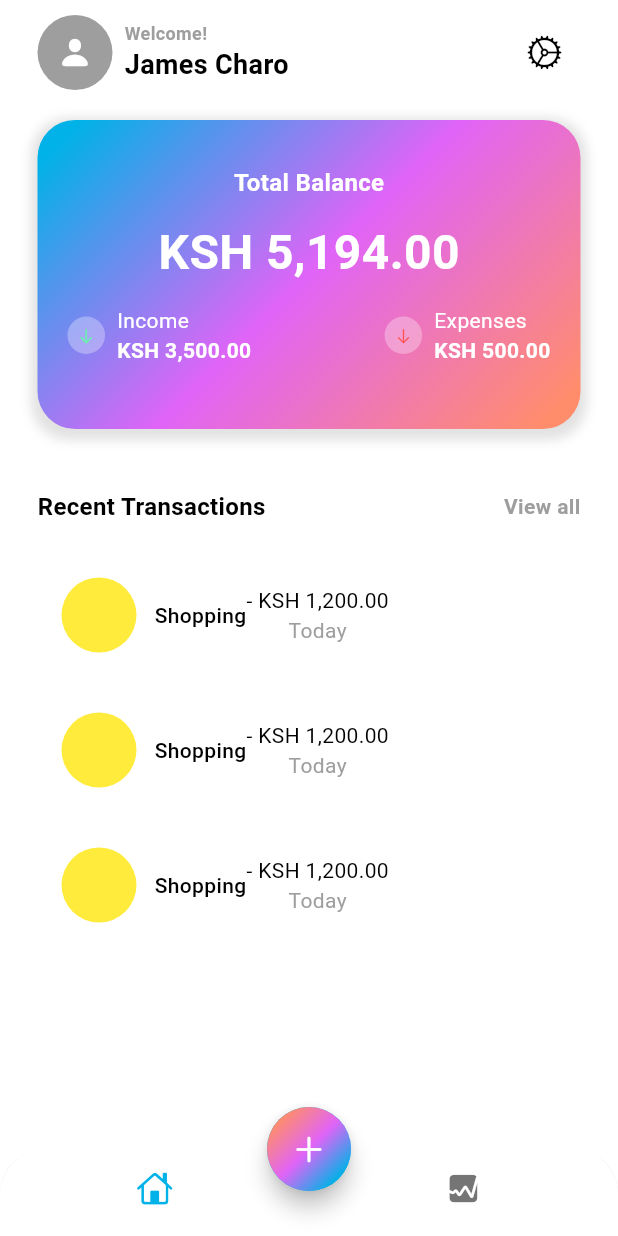
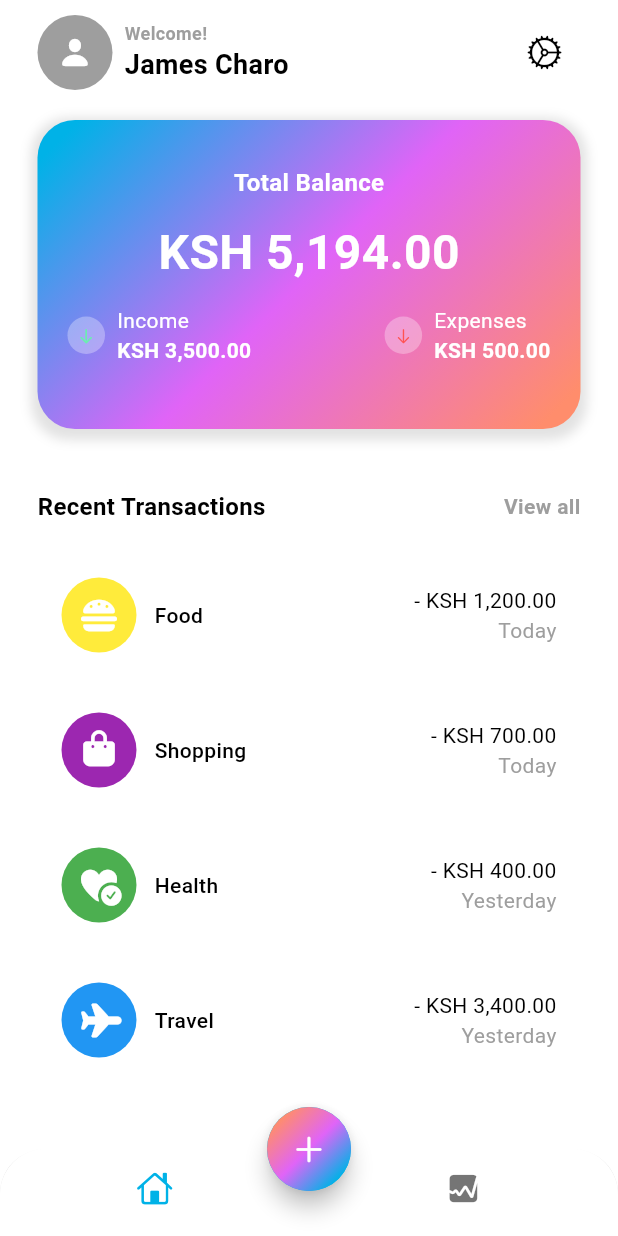
Before and after one commit to Anonymousbeliever/expense_tracker, a Flutter app: the screen it shows after launch, on a phone screen of 412 x 824 dp. Run offline on Flutter 3.47's test engine with Material 3 defaults, Android fonts, the phone set to English and light mode, and no system bars; our stand-ins replace firebase_core, font_awesome_flutter; accounts and stored records are empty.

Commit message:
added mock data

```diff
--- /dev/null
+++ b/lib/data/data.dart
@@ -0,0 +1,34 @@
+import 'package:flutter/material.dart';
+import 'package:font_awesome_flutter/font_awesome_flutter.dart';
+
+
+List<Map<String, dynamic>> transactionsData = [
+  {
+    'icon': FontAwesomeIcons.burger,
+    'color': Colors.yellow,
+    'name': 'Food',
+    'amount': '- KSH 1,200.00',
+    'date': 'Today',
+  },
+  {
+    'icon': FontAwesomeIcons.bagShopping,
+    'color': Colors.purple,
+    'name': 'Shopping',
+    'amount': '- KSH 700.00',
+    'date': 'Today',
+  },
+  {
+    'icon': FontAwesomeIcons.heartCircleCheck,
+    'color': Colors.green,
+    'name': 'Health',
+    'amount': '- KSH 400.00',
+    'date': 'Yesterday',
+  },
+  {
+    'icon': FontAwesomeIcons.plane,
+    'color': Colors.blue,
+    'name': 'Travel',
+    'amount': '- KSH 3,400.00',
+    'date': 'Yesterday',
+  },
+];
--- a/lib/screens/home/views/main_screen.dart
+++ b/lib/screens/home/views/main_screen.dart
@@ -1,5 +1,6 @@
 import 'dart:math';
 
+import 'package:expense_tracker/data/data.dart';
 import 'package:flutter/cupertino.dart';
 import 'package:flutter/material.dart';
 
@@ -231,7 +232,7 @@ class MainScreen extends StatelessWidget {
             SizedBox(height: 20),
             Expanded(
               child: ListView.builder(
-                itemCount: 3,
+                itemCount: transactionsData.length,
                 itemBuilder: (context, int i) {
                   return Padding(
                     padding: const EdgeInsets.only(bottom: 8.0),
@@ -243,18 +244,27 @@ class MainScreen extends StatelessWidget {
                       child: Padding(
                         padding: const EdgeInsets.all(16.0),
                         child: Row(
+                          mainAxisAlignment: MainAxisAlignment.spaceBetween,
+                          children: [
+                            Row(
+                              children: [
+                                Stack(
+                                  alignment: Alignment.center,
                                   children: [
                                     Container(
                                       width: 50,
                                       height: 50,
                                       decoration: BoxDecoration(
-                                color: Colors.yellow,
+                                        color: transactionsData[i]['color'],
                                         shape: BoxShape.circle,
                                       ),
                                     ),
+                                    Icon(transactionsData[i]['icon'], color: Colors.white),
+                                  ],
+                                ),
                                 SizedBox(width: 12),
                                 Text(
-                              "Shopping",
+                                  transactionsData[i]['name'],
                                   style: TextStyle(
                                     fontSize: 14,
                                     fontWeight: FontWeight.w500,
@@ -263,10 +273,13 @@ class MainScreen extends StatelessWidget {
                                     ).colorScheme.onBackground,
                                   ),
                                 ),
+                              ],
+                            ),
                             Column(
+                              crossAxisAlignment: CrossAxisAlignment.end,
                               children: [
                                 Text(
-                                  "- KSH 1,200.00",
+                                  transactionsData[i]['amount'],
                                   style: TextStyle(
                                     fontSize: 14,
                                     fontWeight: FontWeight.w400,
@@ -276,7 +289,7 @@ class MainScreen extends StatelessWidget {
                                   ),
                                 ),
                                 Text(
-                                  "Today",
+                                  transactionsData[i]['date'],
                                   style: TextStyle(
                                     fontSize: 14,
                                     fontWeight: FontWeight.w400,
--- a/pubspec.yaml
+++ b/pubspec.yaml
@@ -14,6 +14,7 @@ dependencies:
   cupertino_icons: ^1.0.8
   intl: ^0.20.2
   fluttertoast: ^8.2.12
+  font_awesome_flutter: ^10.6.0  # ✅ added for icons
 
   # Firebase (compatible with Flutter 3.8.x)
   firebase_core: ^3.10.0
```
Also changed, not shown: pubspec.lock. Lines whose indentation alone changed are shown as unchanged.
